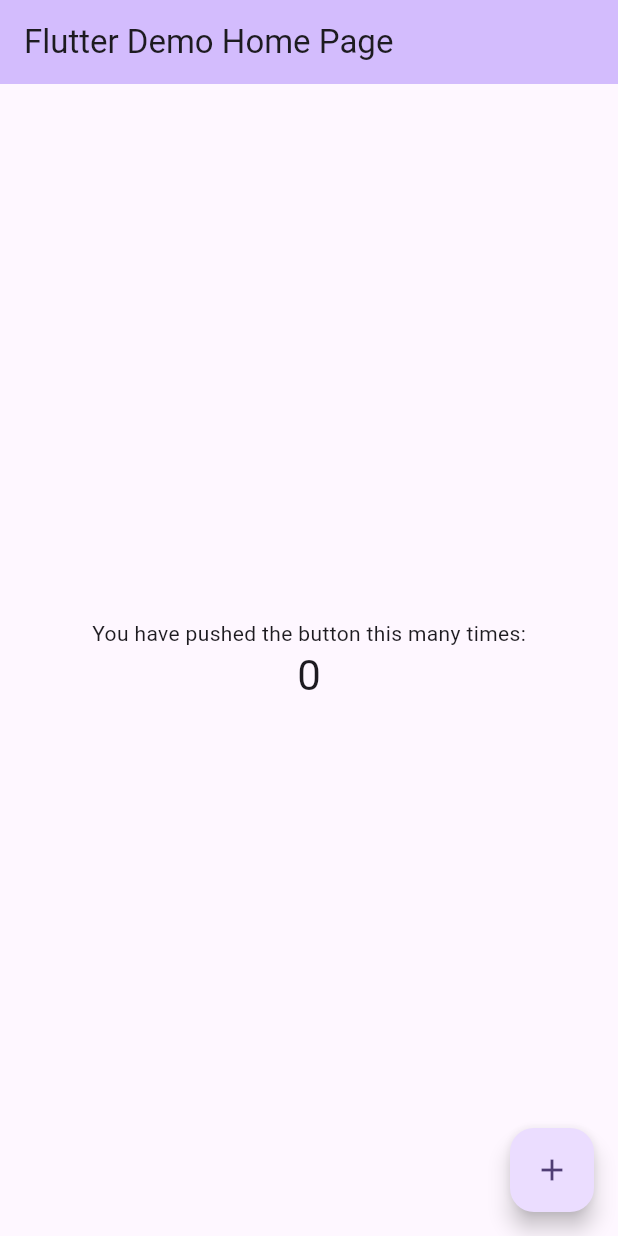
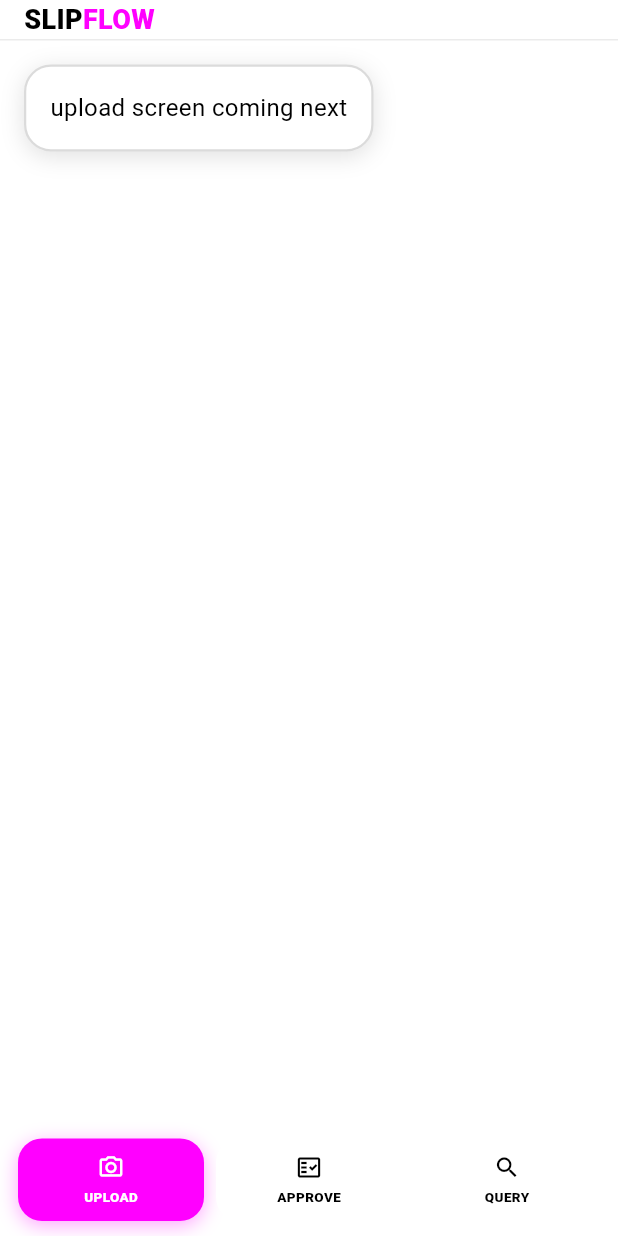
Before and after one commit to whatswithavi/gdg-slip-flow, a Flutter app: the screen it shows after launch, on a phone screen of 412 x 824 dp. Run offline on Flutter 3.47's test engine with Material 3 defaults, Android fonts, the phone set to English and light mode, and no system bars; our stand-ins replace shared_preferences.

Commit message:
Port design system from aavii_website (theme, shared widgets)
Colors, dark-mode-aware theme controller, and the reusable widgets
(BrutalistCard/Button/TextField, AppHeader, NavTabBar) copied as fresh
files, not a dependency on the old repo. BrutalistTextField was softened
on arrival per the vault-ui-soften skill (source was still hard-edged).
AppHeader/NavTabBar adapted: dropped the onboarding-tour hooks and
study-app branding that don't apply here, rebranded, retargeted nav tabs
to this app's 3 screens (Upload/Approve/Query).

Root app shell (SlipFlowApp/HomeShell) wires it together and switches
between placeholder screens via the nav bar, proving the ported design
system compiles, renders, and passes a widget test.

```diff
--- a/lib/main.dart
+++ b/lib/main.dart
@@ -1,122 +1,85 @@
 import 'package:flutter/material.dart';
+import 'theme/app_theme_controller.dart';
+import 'theme/app_text_styles.dart';
+import 'widgets/app_header.dart';
+import 'widgets/nav_tab_bar.dart';
+import 'widgets/brutalist_card.dart';
 
 void main() {
-  runApp(const MyApp());
+  runApp(const SlipFlowApp());
 }
 
-class MyApp extends StatelessWidget {
-  const MyApp({super.key});
+class SlipFlowApp extends StatefulWidget {
+  const SlipFlowApp({super.key});
 
-  // This widget is the root of your application.
+  @override
+  State<SlipFlowApp> createState() => _SlipFlowAppState();
+}
+
+class _SlipFlowAppState extends State<SlipFlowApp> {
+  final _themeController = AppThemeController();
+
+  @override
+  void initState() {
+    super.initState();
+    _themeController.load();
+  }
+
   @override
   Widget build(BuildContext context) {
-    return MaterialApp(
-      title: 'Flutter Demo',
-      theme: ThemeData(
-        // This is the theme of your application.
-        //
-        // TRY THIS: Try running your application with "flutter run". You'll see
-        // the application has a purple toolbar. Then, without quitting the app,
-        // try changing the seedColor in the colorScheme below to Colors.green
-        // and then invoke "hot reload" (save your changes or press the "hot
-        // reload" button in a Flutter-supported IDE, or press "r" if you used
-        // the command line to start the app).
-        //
-        // Notice that the counter didn't reset back to zero; the application
-        // state is not lost during the reload. To reset the state, use hot
-        // restart instead.
-        //
-        // This works for code too, not just values: Most code changes can be
-        // tested with just a hot reload.
-        colorScheme: .fromSeed(seedColor: Colors.deepPurple),
+    return AppThemeScope(
+      controller: _themeController,
+      child: MaterialApp(
+        title: 'Slip Flow',
+        debugShowCheckedModeBanner: false,
+        theme: ThemeData(colorScheme: ColorScheme.fromSeed(seedColor: Colors.deepPurple)),
+        home: const HomeShell(),
       ),
-      home: const MyHomePage(title: 'Flutter Demo Home Page'),
     );
   }
 }
 
-class MyHomePage extends StatefulWidget {
-  const MyHomePage({super.key, required this.title});
-
-  // This widget is the home page of your application. It is stateful, meaning
-  // that it has a State object (defined below) that contains fields that affect
-  // how it looks.
-
-  // This class is the configuration for the state. It holds the values (in this
-  // case the title) provided by the parent (in this case the App widget) and
-  // used by the build method of the State. Fields in a Widget subclass are
-  // always marked "final".
-
-  final String title;
+class HomeShell extends StatefulWidget {
+  const HomeShell({super.key});
 
   @override
-  State<MyHomePage> createState() => _MyHomePageState();
+  State<HomeShell> createState() => _HomeShellState();
 }
 
-class _MyHomePageState extends State<MyHomePage> {
-  int _counter = 0;
-
-  void _incrementCounter() {
-    setState(() {
-      // This call to setState tells the Flutter framework that something has
-      // changed in this State, which causes it to rerun the build method below
-      // so that the display can reflect the updated values. If we changed
-      // _counter without calling setState(), then the build method would not be
-      // called again, and so nothing would appear to happen.
-      _counter++;
-    });
-  }
+class _HomeShellState extends State<HomeShell> {
+  String _activeTab = 'upload';
 
   @override
   Widget build(BuildContext context) {
-    // This method is rerun every time setState is called, for instance as done
-    // by the _incrementCounter method above.
-    //
-    // The Flutter framework has been optimized to make rerunning build methods
-    // fast, so that you can just rebuild anything that needs updating rather
-    // than having to individually change instances of widgets.
     return Scaffold(
-      appBar: AppBar(
-        // TRY THIS: Try changing the color here to a specific color (to
-        // Colors.amber, perhaps?) and trigger a hot reload to see the AppBar
-        // change color while the other colors stay the same.
-        backgroundColor: Theme.of(context).colorScheme.inversePrimary,
-        // Here we take the value from the MyHomePage object that was created by
-        // the App.build method, and use it to set our appbar title.
-        title: Text(widget.title),
-      ),
-      body: Center(
-        // Center is a layout widget. It takes a single child and positions it
-        // in the middle of the parent.
-        child: Column(
-          // Column is also a layout widget. It takes a list of children and
-          // arranges them vertically. By default, it sizes itself to fit its
-          // children horizontally, and tries to be as tall as its parent.
-          //
-          // Column has various properties to control how it sizes itself and
-          // how it positions its children. Here we use mainAxisAlignment to
-          // center the children vertically; the main axis here is the vertical
-          // axis because Columns are vertical (the cross axis would be
-          // horizontal).
-          //
-          // TRY THIS: Invoke "debug painting" (choose the "Toggle Debug Paint"
-          // action in the IDE, or press "p" in the console), to see the
-          // wireframe for each widget.
-          mainAxisAlignment: .center,
-          children: [
-            const Text('You have pushed the button this many times:'),
-            Text(
-              '$_counter',
-              style: Theme.of(context).textTheme.headlineMedium,
-            ),
-          ],
+      backgroundColor: context.screenBg,
+      appBar: const AppHeader(),
+      body: SafeArea(
+        child: Padding(
+          padding: const EdgeInsets.all(16),
+          child: _PlaceholderBody(tabId: _activeTab),
         ),
       ),
-      floatingActionButton: FloatingActionButton(
-        onPressed: _incrementCounter,
-        tooltip: 'Increment',
-        child: const Icon(Icons.add),
+      bottomNavigationBar: NavTabBar(
+        activeTabId: _activeTab,
+        onTabSelected: (id) => setState(() => _activeTab = id),
       ),
     );
   }
 }
+
+class _PlaceholderBody extends StatelessWidget {
+  final String tabId;
+  const _PlaceholderBody({required this.tabId});
+
+  @override
+  Widget build(BuildContext context) {
+    return BrutalistCard(
+      backgroundColor: context.cardBg,
+      child: Text(
+        '$tabId screen coming next',
+        style: AppTextStyles.sans(fontSize: 16, color: context.ink),
+      ),
+    );
+  }
+}
--- /dev/null
+++ b/lib/theme/app_colors.dart
@@ -0,0 +1,15 @@
+import 'package:flutter/material.dart';
+
+/// Ported from aavii_website's design system for visual consistency.
+class AppColors {
+  AppColors._();
+
+  static const Color vaultYellow = Color(0xFFFFD700);
+  static const Color vaultYellowDeep = Color(0xFFF0C400);
+  static const Color vaultPink = Color(0xFFFF00FF);
+  static const Color vaultPurple = Color(0xFF9D00FF);
+  static const Color vaultGreen = Color(0xFF39FF14);
+
+  static const Color black = Color(0xFF000000);
+  static const Color white = Color(0xFFFFFFFF);
+}
--- /dev/null
+++ b/lib/theme/app_text_styles.dart
@@ -0,0 +1,31 @@
+import 'package:flutter/material.dart';
+import 'app_colors.dart';
+
+/// Ported from aavii_website's AppTextStyles API (mono/serif/sans), but
+/// without bundling its custom font assets — uses the platform default
+/// font family to keep this new app's setup minimal.
+class AppTextStyles {
+  AppTextStyles._();
+
+  static TextStyle mono({
+    double fontSize = 14,
+    FontWeight fontWeight = FontWeight.normal,
+    Color color = AppColors.black,
+  }) =>
+      TextStyle(fontFamily: 'monospace', fontSize: fontSize, fontWeight: fontWeight, color: color);
+
+  static TextStyle serif({
+    double fontSize = 16,
+    FontWeight fontWeight = FontWeight.normal,
+    FontStyle fontStyle = FontStyle.normal,
+    Color color = AppColors.black,
+  }) =>
+      TextStyle(fontSize: fontSize, fontWeight: fontWeight, fontStyle: fontStyle, color: color);
+
+  static TextStyle sans({
+    double fontSize = 16,
+    FontWeight fontWeight = FontWeight.normal,
+    Color color = AppColors.black,
+  }) =>
+      TextStyle(fontSize: fontSize, fontWeight: fontWeight, color: color);
+}
--- /dev/null
+++ b/lib/theme/app_theme_controller.dart
@@ -0,0 +1,43 @@
+import 'package:flutter/material.dart';
+import 'package:shared_preferences/shared_preferences.dart';
+import 'app_colors.dart';
+
+/// Ported verbatim from aavii_website — dark mode toggle, persisted locally.
+class AppThemeController extends ChangeNotifier {
+  static const _darkModeKey = 'gdgslipflow-dark';
+
+  bool _darkMode = false;
+
+  bool get darkMode => _darkMode;
+
+  Future<void> load() async {
+    final prefs = await SharedPreferences.getInstance();
+    _darkMode = prefs.getBool(_darkModeKey) ?? false;
+    notifyListeners();
+  }
+
+  Future<void> setDarkMode(bool value) async {
+    _darkMode = value;
+    notifyListeners();
+    final prefs = await SharedPreferences.getInstance();
+    await prefs.setBool(_darkModeKey, value);
+  }
+}
+
+class AppThemeScope extends InheritedNotifier<AppThemeController> {
+  const AppThemeScope({super.key, required AppThemeController controller, required super.child})
+      : super(notifier: controller);
+
+  static AppThemeController of(BuildContext context) {
+    final scope = context.dependOnInheritedWidgetOfExactType<AppThemeScope>();
+    return scope?.notifier ?? AppThemeController();
+  }
+}
+
+extension ThemeInk on BuildContext {
+  bool get isDark => AppThemeScope.of(this).darkMode;
+  Color get ink => isDark ? AppColors.white : AppColors.black;
+  Color get inkMuted => isDark ? AppColors.white.withValues(alpha: 0.6) : AppColors.black.withValues(alpha: 0.6);
+  Color get screenBg => isDark ? const Color(0xFF18181B) : AppColors.white;
+  Color get cardBg => isDark ? const Color(0xFF27272A) : AppColors.white;
+}
--- /dev/null
+++ b/lib/widgets/app_header.dart
@@ -0,0 +1,40 @@
+import 'package:flutter/material.dart';
+import '../theme/app_colors.dart';
+import '../theme/app_text_styles.dart';
+import '../theme/app_theme_controller.dart';
+
+/// Adapted from aavii_website's AppHeader for this app: dropped the
+/// onboarding-tour hooks (TourTargets) and the animated logo (depended on
+/// an asset this project doesn't have) since neither applies here — kept
+/// the overall shape (bordered bottom, theme-aware background/text).
+class AppHeader extends StatelessWidget implements PreferredSizeWidget {
+  const AppHeader({super.key});
+
+  @override
+  Size get preferredSize => const Size.fromHeight(60);
+
+  @override
+  Widget build(BuildContext context) {
+    return Container(
+      decoration: BoxDecoration(
+        color: context.screenBg,
+        border: Border(bottom: BorderSide(color: context.ink.withValues(alpha: 0.08), width: 1)),
+      ),
+      padding: const EdgeInsets.symmetric(horizontal: 16),
+      child: SafeArea(
+        bottom: false,
+        child: Row(
+          mainAxisAlignment: MainAxisAlignment.spaceBetween,
+          children: [
+            Row(
+              children: [
+                Text('SLIP', style: AppTextStyles.sans(fontSize: 18, fontWeight: FontWeight.w900, color: context.ink)),
+                Text('FLOW', style: AppTextStyles.sans(fontSize: 18, fontWeight: FontWeight.w900, color: AppColors.vaultPink)),
+              ],
+            ),
+          ],
+        ),
+      ),
+    );
+  }
+}
--- /dev/null
+++ b/lib/widgets/brutalist_card.dart
@@ -0,0 +1,50 @@
+import 'package:flutter/material.dart';
+import '../theme/app_colors.dart';
+
+/// Ported verbatim from aavii_website — soft rounded card, blurred shadow.
+class BrutalistCard extends StatelessWidget {
+  final Widget child;
+  final Color backgroundColor;
+  final double borderWidth;
+  final double shadowOffset;
+  final EdgeInsetsGeometry padding;
+  final double borderRadius;
+  final Color borderColor;
+  final Color shadowColor;
+
+  const BrutalistCard({
+    super.key,
+    required this.child,
+    this.backgroundColor = AppColors.white,
+    this.borderWidth = 1.5,
+    this.shadowOffset = 8,
+    this.padding = const EdgeInsets.all(16),
+    this.borderColor = AppColors.black,
+    this.shadowColor = AppColors.black,
+    this.borderRadius = 18,
+  });
+
+  @override
+  Widget build(BuildContext context) {
+    return Container(
+      padding: padding,
+      decoration: BoxDecoration(
+        color: backgroundColor,
+        borderRadius: BorderRadius.circular(borderRadius),
+        border: Border.all(
+          color: borderColor.withValues(alpha: 0.14),
+          width: borderWidth,
+        ),
+        boxShadow: [
+          BoxShadow(
+            color: shadowColor.withValues(alpha: 0.12),
+            offset: Offset(0, shadowOffset * 0.4),
+            blurRadius: shadowOffset * 1.6,
+            spreadRadius: 0,
+          ),
+        ],
+      ),
+      child: child,
+    );
+  }
+}
--- /dev/null
+++ b/lib/widgets/nav_tab_bar.dart
@@ -0,0 +1,87 @@
+import 'package:flutter/material.dart';
+import '../theme/app_colors.dart';
+import '../theme/app_text_styles.dart';
+import '../theme/app_theme_controller.dart';
+
+class NavTab {
+  final String id;
+  final IconData icon;
+  final String label;
+
+  const NavTab({required this.id, required this.icon, required this.label});
+}
+
+/// Adapted from aavii_website's NavTabBar for this app's 3 screens (dropped
+/// the onboarding-tour hooks — no tour system in this project).
+const List<NavTab> kNavTabs = [
+  NavTab(id: 'upload', icon: Icons.camera_alt_outlined, label: 'Upload'),
+  NavTab(id: 'approve', icon: Icons.fact_check_outlined, label: 'Approve'),
+  NavTab(id: 'query', icon: Icons.search, label: 'Query'),
+];
+
+const Map<String, Color> _kTabAccents = {
+  'upload': AppColors.vaultPink,
+  'approve': Color(0xFF34D399),
+  'query': AppColors.vaultPurple,
+};
+
+class NavTabBar extends StatelessWidget {
+  final String activeTabId;
+  final ValueChanged<String> onTabSelected;
+
+  const NavTabBar({super.key, required this.activeTabId, required this.onTabSelected});
+
+  @override
+  Widget build(BuildContext context) {
+    return Container(
+      color: context.screenBg,
+      padding: const EdgeInsets.fromLTRB(12, 10, 12, 10),
+      child: Row(
+        children: [
+          for (int i = 0; i < kNavTabs.length; i++) ...[
+            if (i > 0) const SizedBox(width: 8),
+            Expanded(
+              child: GestureDetector(
+                onTap: () => onTabSelected(kNavTabs[i].id),
+                child: Builder(builder: (context) {
+                  final active = activeTabId == kNavTabs[i].id;
+                  final accent = _kTabAccents[kNavTabs[i].id] ?? AppColors.black;
+                  final fg = active ? AppColors.white : context.ink;
+                  return AnimatedContainer(
+                    duration: const Duration(milliseconds: 220),
+                    curve: Curves.easeOutCubic,
+                    decoration: BoxDecoration(
+                      color: active ? accent : context.cardBg,
+                      borderRadius: BorderRadius.circular(16),
+                      boxShadow: active
+                          ? [
+                              BoxShadow(
+                                color: accent.withValues(alpha: 0.35),
+                                offset: const Offset(0, 3),
+                                blurRadius: 10,
+                              ),
+                            ]
+                          : [],
+                    ),
+                    padding: const EdgeInsets.symmetric(vertical: 10),
+                    child: Column(
+                      mainAxisSize: MainAxisSize.min,
+                      children: [
+                        Icon(kNavTabs[i].icon, size: 18, color: fg),
+                        const SizedBox(height: 4),
+                        Text(
+                          kNavTabs[i].label.toUpperCase(),
+                          style: AppTextStyles.sans(fontSize: 9, fontWeight: FontWeight.w800, color: fg),
+                        ),
+                      ],
+                    ),
+                  );
+                }),
+              ),
+            ),
+          ],
+        ],
+      ),
+    );
+  }
+}
--- a/pubspec.yaml
+++ b/pubspec.yaml
@@ -34,6 +34,7 @@ dependencies:
   # The following adds the Cupertino Icons font to your application.
   # Use with the CupertinoIcons class for iOS style icons.
   cupertino_icons: ^1.0.8
+  shared_preferences: ^2.5.5
 
 dev_dependencies:
   flutter_test:
```
Also changed, not shown: lib/widgets/brutalist_button.dart (added, +86 -0 lines), lib/widgets/brutalist_text_field.dart (added, +68 -0 lines), lib/widgets/pressable.dart (added, +34 -0 lines), pubspec.lock, 1 other file.
